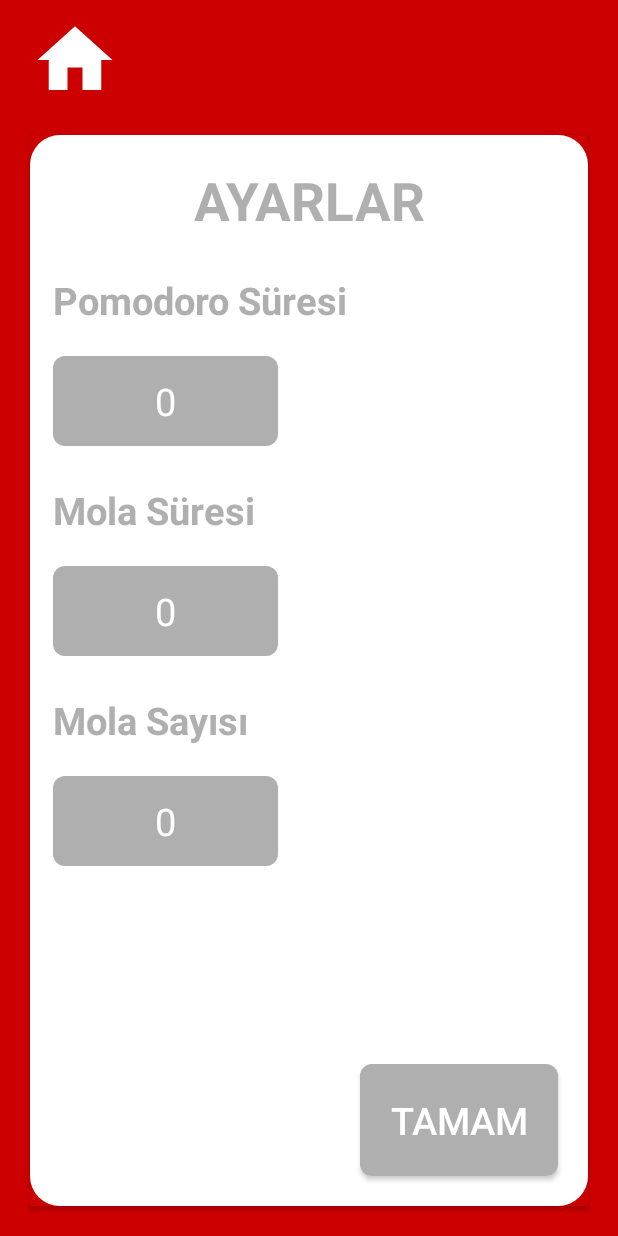
After one commit to umutyigitcan/Pomodoro-Uygulamasi, an Android app: the PomodoroSureAyarlamaEkrani screen opened through its navigation route, on a phone screen of 412 x 824 dp. The commit adds this screen. Run offline under Robolectric (Android 15) with nearby library versions, the phone set to English and light mode, and no system bars.

Commit message:
Anasayfa ve pomodoro süre ayarlama sayfalarının tasarımları yapıldı.

```diff
--- a/app/src/main/java/com/example/pomodoro/PomodoroEkrani.kt
+++ b/app/src/main/java/com/example/pomodoro/PomodoroEkrani.kt
@@ -1,20 +1,43 @@
 package com.example.pomodoro
 
 import android.os.Bundle
+import android.os.Handler
 import androidx.fragment.app.Fragment
 import android.view.LayoutInflater
 import android.view.View
 import android.view.ViewGroup
+import androidx.navigation.Navigation
 import com.example.pomodoro.databinding.FragmentPomodoroEkraniBinding
+
 
 class PomodoroEkrani : Fragment() {
 
 
     private lateinit var tasarim:FragmentPomodoroEkraniBinding
+    private var myHandler=Handler()
     override fun onCreateView(inflater: LayoutInflater, container: ViewGroup?, savedInstanceState: Bundle?): View? {
         tasarim= FragmentPomodoroEkraniBinding.inflate(inflater,container,false)
+        tasarim.ayarlar.setOnClickListener {
+            Navigation.findNavController(it).navigate(R.id.action_pomodoroEkrani_to_pomodoroSureAyarlamaEkrani)
+        }
+
+
+        tasarim.baslatdurdur.setOnClickListener {
+            myHandler.post(runnable)
+        }
+
 
 
         return tasarim.root
     }
+
+    private var runnable=object:Runnable{
+        override fun run() {
+
+
+
+            myHandler.postDelayed(this,1000)
+        }
+    }
+
 }
--- /dev/null
+++ b/app/src/main/java/com/example/pomodoro/PomodoroSureAyarlamaEkrani.kt
@@ -0,0 +1,25 @@
+package com.example.pomodoro
+
+import android.os.Bundle
+import androidx.fragment.app.Fragment
+import android.view.LayoutInflater
+import android.view.View
+import android.view.ViewGroup
+import androidx.navigation.Navigation
+import com.example.pomodoro.databinding.FragmentPomodoroSureAyarlamaEkraniBinding
+
+class PomodoroSureAyarlamaEkrani : Fragment() {
+
+
+    private lateinit var tasarim:FragmentPomodoroSureAyarlamaEkraniBinding
+    override fun onCreateView(inflater: LayoutInflater, container: ViewGroup?, savedInstanceState: Bundle?): View? {
+        tasarim= FragmentPomodoroSureAyarlamaEkraniBinding.inflate(inflater,container,false)
+
+        tasarim.anasayfadonus.setOnClickListener {
+            Navigation.findNavController(it).navigate(R.id.action_pomodoroSureAyarlamaEkrani_to_pomodoroEkrani)
+        }
+
+
+        return tasarim.root
+    }
+}
--- /dev/null
+++ b/app/src/main/res/drawable/baseline_home_24.xml
@@ -0,0 +1,5 @@
+<vector android:height="24dp" android:tint="#FFFFFF"
+    android:viewportHeight="24" android:viewportWidth="24"
+    android:width="24dp" xmlns:android="http://schemas.android.com/apk/res/android">
+    <path android:fillColor="@android:color/white" android:pathData="M10,20v-6h4v6h5v-8h3L12,3 2,12h3v8z"/>
+</vector>
--- /dev/null
+++ b/app/src/main/res/drawable/baseline_settings_24.xml
@@ -0,0 +1,5 @@
+<vector android:height="24dp" android:tint="#FFFFFF"
+    android:viewportHeight="24" android:viewportWidth="24"
+    android:width="24dp" xmlns:android="http://schemas.android.com/apk/res/android">
+    <path android:fillColor="@android:color/white" android:pathData="M19.14,12.94c0.04,-0.3 0.06,-0.61 0.06,-0.94c0,-0.32 -0.02,-0.64 -0.07,-0.94l2.03,-1.58c0.18,-0.14 0.23,-0.41 0.12,-0.61l-1.92,-3.32c-0.12,-0.22 -0.37,-0.29 -0.59,-0.22l-2.39,0.96c-0.5,-0.38 -1.03,-0.7 -1.62,-0.94L14.4,2.81c-0.04,-0.24 -0.24,-0.41 -0.48,-0.41h-3.84c-0.24,0 -0.43,0.17 -0.47,0.41L9.25,5.35C8.66,5.59 8.12,5.92 7.63,6.29L5.24,5.33c-0.22,-0.08 -0.47,0 -0.59,0.22L2.74,8.87C2.62,9.08 2.66,9.34 2.86,9.48l2.03,1.58C4.84,11.36 4.8,11.69 4.8,12s0.02,0.64 0.07,0.94l-2.03,1.58c-0.18,0.14 -0.23,0.41 -0.12,0.61l1.92,3.32c0.12,0.22 0.37,0.29 0.59,0.22l2.39,-0.96c0.5,0.38 1.03,0.7 1.62,0.94l0.36,2.54c0.05,0.24 0.24,0.41 0.48,0.41h3.84c0.24,0 0.44,-0.17 0.47,-0.41l0.36,-2.54c0.59,-0.24 1.13,-0.56 1.62,-0.94l2.39,0.96c0.22,0.08 0.47,0 0.59,-0.22l1.92,-3.32c0.12,-0.22 0.07,-0.47 -0.12,-0.61L19.14,12.94zM12,15.6c-1.98,0 -3.6,-1.62 -3.6,-3.6s1.62,-3.6 3.6,-3.6s3.6,1.62 3.6,3.6S13.98,15.6 12,15.6z"/>
+</vector>
--- /dev/null
+++ b/app/src/main/res/drawable/baseline_skip_next_24.xml
@@ -0,0 +1,5 @@
+<vector android:height="24dp" android:tint="#FFFFFF"
+    android:viewportHeight="24" android:viewportWidth="24"
+    android:width="24dp" xmlns:android="http://schemas.android.com/apk/res/android">
+    <path android:fillColor="@android:color/white" android:pathData="M6,18l8.5,-6L6,6v12zM16,6v12h2V6h-2z"/>
+</vector>
--- /dev/null
+++ b/app/src/main/res/drawable/cardview.xml
@@ -0,0 +1,5 @@
+<?xml version="1.0" encoding="utf-8"?>
+<shape xmlns:android="http://schemas.android.com/apk/res/android">
+<corners
+    android:radius="20dp"/>
+</shape>
--- /dev/null
+++ b/app/src/main/res/drawable/textviewshape.xml
@@ -0,0 +1,7 @@
+<?xml version="1.0" encoding="utf-8"?>
+<shape xmlns:android="http://schemas.android.com/apk/res/android">
+<solid
+    android:color="#afafaf"/>
+    <corners
+        android:radius="8dp"/>
+</shape>
--- /dev/null
+++ b/app/src/main/res/layout/fragment_pomodoro_sure_ayarlama_ekrani.xml
@@ -0,0 +1,147 @@
+<?xml version="1.0" encoding="utf-8"?>
+<androidx.constraintlayout.widget.ConstraintLayout xmlns:android="http://schemas.android.com/apk/res/android"
+    xmlns:app="http://schemas.android.com/apk/res-auto"
+    xmlns:tools="http://schemas.android.com/tools"
+    android:id="@+id/frameLayout2"
+    android:layout_width="match_parent"
+    android:background="@android:color/holo_red_dark"
+    android:layout_height="match_parent"
+    tools:context=".PomodoroSureAyarlamaEkrani">
+
+    <Button
+        android:layout_width="60dp"
+        android:layout_height="60dp"
+        app:layout_constraintStart_toStartOf="parent"
+        app:layout_constraintTop_toTopOf="parent"
+        android:layout_marginLeft="20dp"
+        android:layout_marginTop="10dp"
+        android:background="@drawable/baseline_home_24"
+        android:id="@+id/anasayfadonus"/>
+    <androidx.cardview.widget.CardView
+        android:layout_width="0dp"
+        android:layout_height="0dp"
+        app:cardBackgroundColor="@android:color/holo_red_dark"
+        app:layout_constraintStart_toStartOf="parent"
+        app:layout_constraintEnd_toEndOf="parent"
+        app:layout_constraintBottom_toBottomOf="parent"
+        app:layout_constraintTop_toBottomOf="@id/anasayfadonus"
+        android:layout_margin="20dp"
+        android:id="@+id/cardView">
+        <androidx.constraintlayout.widget.ConstraintLayout
+            android:layout_width="match_parent"
+            android:background="@drawable/cardview"
+            android:backgroundTint="@color/white"
+            android:layout_height="match_parent">
+            <TextView
+                android:layout_width="wrap_content"
+                android:layout_height="wrap_content"
+                android:text="AYARLAR"
+                android:textSize="35dp"
+                android:textColor="#afafaf"
+                app:layout_constraintStart_toStartOf="parent"
+                app:layout_constraintEnd_toEndOf="parent"
+                app:layout_constraintTop_toTopOf="parent"
+                android:layout_marginTop="20dp"
+                android:textStyle="bold"
+                android:id="@+id/baslik"/>
+
+            <TextView
+                android:layout_width="wrap_content"
+                android:layout_height="wrap_content"
+                android:text="Pomodoro Süresi"
+                android:textSize="25dp"
+                android:textStyle="bold"
+                android:textColor="#afafaf"
+                android:id="@+id/pomodoroyazi"
+                app:layout_constraintStart_toStartOf="parent"
+                app:layout_constraintTop_toBottomOf="@id/baslik"
+                android:layout_marginLeft="15dp"
+                android:layout_marginTop="25dp"/>
+            <EditText
+                android:layout_width="150dp"
+                android:layout_height="60dp"
+                android:layout_marginTop="20dp"
+                android:inputType="number"
+                app:layout_constraintStart_toStartOf="parent"
+                app:layout_constraintTop_toBottomOf="@id/pomodoroyazi"
+                android:background="@drawable/textviewshape"
+                android:layout_marginLeft="15dp"
+                android:text="0"
+                android:maxLength="3"
+                android:gravity="center"
+                android:textSize="25dp"
+                android:textColor="@color/white"
+                android:id="@+id/pomodoro"/>
+            <TextView
+                android:layout_width="wrap_content"
+                android:layout_height="wrap_content"
+                android:text="Mola Süresi"
+                android:textSize="25dp"
+                android:textStyle="bold"
+                android:textColor="#afafaf"
+                android:id="@+id/molayazi"
+                app:layout_constraintStart_toStartOf="parent"
+                app:layout_constraintTop_toBottomOf="@id/pomodoro"
+                android:layout_marginLeft="15dp"
+                android:layout_marginTop="25dp"/>
+            <EditText
+                android:layout_width="150dp"
+                android:layout_height="60dp"
+                android:layout_marginTop="20dp"
+                app:layout_constraintStart_toStartOf="parent"
+                app:layout_constraintTop_toBottomOf="@id/molayazi"
+                android:background="@drawable/textviewshape"
+                android:layout_marginLeft="15dp"
+                android:text="0"
+                android:maxLength="3"
+                android:inputType="number"
+                android:gravity="center"
+                android:textSize="25dp"
+                android:textColor="@color/white"
+                android:id="@+id/mola"/>
+            <TextView
+                android:layout_width="wrap_content"
+                android:layout_height="wrap_content"
+                android:text="Mola Sayısı"
+                android:textSize="25dp"
+                android:textStyle="bold"
+                android:textColor="#afafaf"
+                android:id="@+id/molatekrariyazi"
+                app:layout_constraintStart_toStartOf="parent"
+                app:layout_constraintTop_toBottomOf="@id/mola"
+                android:layout_marginLeft="15dp"
+                android:layout_marginTop="25dp"/>
+            <EditText
+                android:layout_width="150dp"
+                android:layout_height="60dp"
+                android:layout_marginTop="20dp"
+                app:layout_constraintStart_toStartOf="parent"
+                app:layout_constraintTop_toBottomOf="@id/molatekrariyazi"
+                android:background="@drawable/textviewshape"
+                android:layout_marginLeft="15dp"
+                android:text="0"
+                android:maxLength="3"
+                android:inputType="number"
+                android:gravity="center"
+                android:textSize="25dp"
+                android:textColor="@color/white"
+                android:id="@+id/molatekrari"/>
+            <Button
+                android:layout_width="wrap_content"
+                android:layout_height="wrap_content"
+                android:text="TAMAM"
+                android:padding="20dp"
+                android:textSize="25dp"
+                android:background="@drawable/textviewshape"
+                android:textColor="@color/white"
+                app:layout_constraintEnd_toEndOf="parent"
+                app:layout_constraintBottom_toBottomOf="parent"
+                android:layout_marginRight="20dp"
+                android:layout_marginBottom="20dp"
+                android:id="@+id/tamam"/>
+
+
+
+        </androidx.constraintlayout.widget.ConstraintLayout>
+    </androidx.cardview.widget.CardView>
+</androidx.constraintlayout.widget.ConstraintLayout>
--- a/app/src/main/res/navigation/nav.xml
+++ b/app/src/main/res/navigation/nav.xml
@@ -9,5 +9,18 @@
         android:id="@+id/pomodoroEkrani"
         android:name="com.example.pomodoro.PomodoroEkrani"
         android:label="fragment_pomodoro_ekrani"
-        tools:layout="@layout/fragment_pomodoro_ekrani" />
+        tools:layout="@layout/fragment_pomodoro_ekrani" >
+        <action
+            android:id="@+id/action_pomodoroEkrani_to_pomodoroSureAyarlamaEkrani"
+            app:destination="@id/pomodoroSureAyarlamaEkrani" />
+    </fragment>
+    <fragment
+        android:id="@+id/pomodoroSureAyarlamaEkrani"
+        android:name="com.example.pomodoro.PomodoroSureAyarlamaEkrani"
+        android:label="fragment_pomodoro_sure_ayarlama_ekrani"
+        tools:layout="@layout/fragment_pomodoro_sure_ayarlama_ekrani" >
+        <action
+            android:id="@+id/action_pomodoroSureAyarlamaEkrani_to_pomodoroEkrani"
+            app:destination="@id/pomodoroEkrani" />
+    </fragment>
 </navigation>
--- a/app/src/main/res/values/themes.xml
+++ b/app/src/main/res/values/themes.xml
@@ -1,6 +1,6 @@
 <resources xmlns:tools="http://schemas.android.com/tools">
     <!-- Base application theme. -->
-    <style name="Base.Theme.Pomodoro" parent="Theme.Material3.DayNight.NoActionBar">
+    <style name="Base.Theme.Pomodoro" parent="Theme.Design.Light.NoActionBar">
         <!-- Customize your light theme here. -->
         <!-- <item name="colorPrimary">@color/my_light_primary</item> -->
     </style>
```
Also changed, not shown: app/src/main/res/drawable/pomodorobutonlar.xml (added, +11 -0 lines), app/src/main/res/layout/fragment_pomodoro_ekrani.xml (+121 -7 lines), app/src/main/res/drawable/analytics.png (added), app/src/main/res/drawable/list.png (added).
